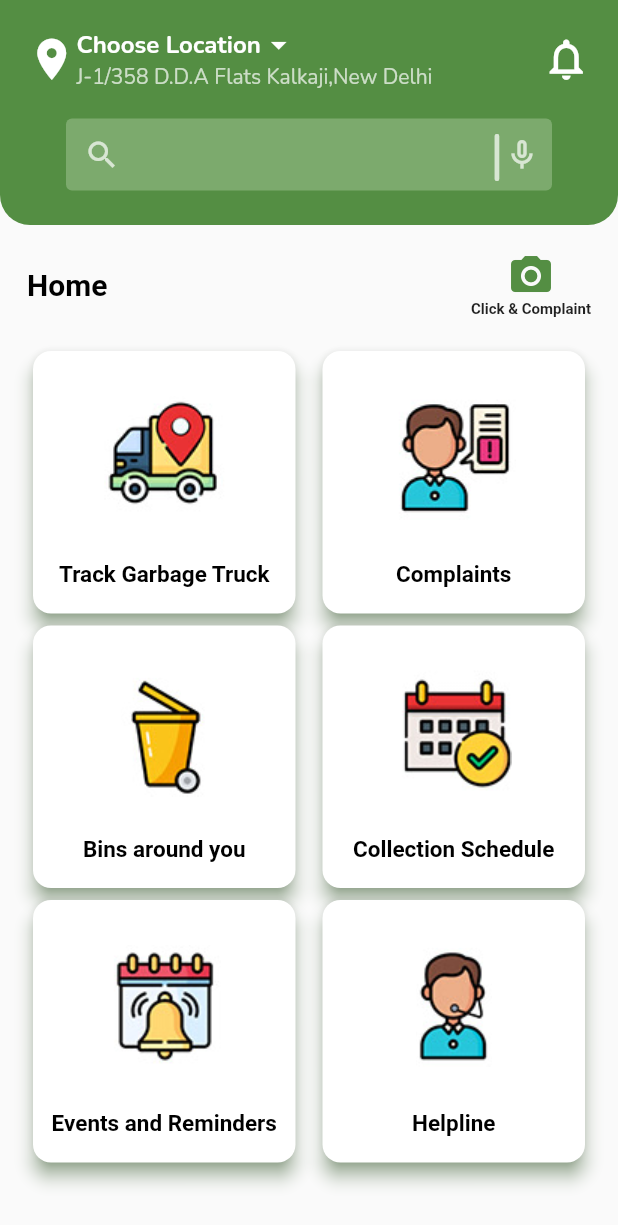
After one commit to rudranshsinghmahra/SmartBinSense, a Flutter app: the HomeScreen screen opened directly, on a phone screen of 412 x 824 dp. The commit adds this screen. Shown: the top 1225 px of the screen. Run offline on Flutter 3.47's test engine with Material 3 defaults, Android fonts, the phone set to English and light mode, and no system bars; our stand-ins replace font_awesome_flutter, google_fonts, introduction_screen, pin_code_fields.

Commit message:
onboarding_screen.dart and home_screen.dart created

```diff
--- /dev/null
+++ b/lib/views/home_screen.dart
@@ -0,0 +1,97 @@
+import 'package:flutter/material.dart';
+import 'package:google_fonts/google_fonts.dart';
+import 'package:smart_bin_sense/colors.dart';
+import 'package:smart_bin_sense/widgets/home_card/custom_home_card.dart';
+
+import '../widgets/appbar/custom_appbar.dart';
+
+class HomeScreen extends StatefulWidget {
+  const HomeScreen({super.key});
+
+  @override
+  State<HomeScreen> createState() => _HomeScreenState();
+}
+
+class _HomeScreenState extends State<HomeScreen> {
+  TextEditingController searchTextEditingController = TextEditingController();
+
+  @override
+  Widget build(BuildContext context) {
+    return SafeArea(
+      child: Scaffold(
+        appBar: PreferredSize(
+          preferredSize: const Size.fromHeight(150),
+          child: customAppBar(searchTextEditingController),
+        ),
+        body: Column(
+          children: [
+            Padding(
+              padding: const EdgeInsets.all(18.0),
+              child: Row(
+                mainAxisAlignment: MainAxisAlignment.spaceBetween,
+                children: [
+                  Text(
+                    "Home",
+                    style: GoogleFonts.roboto(
+                        color: Colors.black,
+                        fontWeight: FontWeight.bold,
+                        fontSize: 20),
+                  ),
+                  Column(
+                    children: [
+                      Icon(
+                        Icons.camera_alt,
+                        color: primary.shade600,
+                        size: 32,
+                      ),
+                      Text(
+                        "Click & Complaint",
+                        style: GoogleFonts.roboto(
+                            fontSize: 10, fontWeight: FontWeight.w600),
+                      )
+                    ],
+                  )
+                ],
+              ),
+            ),
+            Expanded(
+              child: Padding(
+                padding: const EdgeInsets.symmetric(horizontal: 18.0),
+                child: GridView(
+                  gridDelegate: const SliverGridDelegateWithFixedCrossAxisCount(
+                      crossAxisCount: 2, crossAxisSpacing: 10),
+                  children: [
+                    customHomeCard(
+                      image: "assets/images/track_truck.png",
+                      title: "Track Garbage Truck",
+                    ),
+                    customHomeCard(
+                      image: "assets/images/complaints.png",
+                      title: "Complaints",
+                    ),
+                    customHomeCard(
+                      image: "assets/images/bins_around.png",
+                      title: "Bins around you",
+                    ),
+                    customHomeCard(
+                      image: "assets/images/schedule.png",
+                      title: "Collection Schedule",
+                    ),
+                    customHomeCard(
+                      image: "assets/images/events_reminder.png",
+                      title: "Events and Reminders",
+                    ),
+                    customHomeCard(
+                      image: "assets/images/helpline.png",
+                      title: "Helpline",
+                    ),
+                  ],
+                ),
+              ),
+            )
+          ],
+        ),
+      ),
+    );
+  }
+}
--- /dev/null
+++ b/lib/widgets/appbar/custom_appbar.dart
@@ -0,0 +1,111 @@
+import 'package:flutter/material.dart';
+import 'package:google_fonts/google_fonts.dart';
+import 'package:smart_bin_sense/colors.dart';
+
+Widget customAppBar(TextEditingController searchTextEditingController) {
+  return Container(
+    height: 150,
+    width: double.infinity,
+    decoration: BoxDecoration(
+      color: primary.shade600,
+      borderRadius: const BorderRadius.only(
+        bottomLeft: Radius.circular(20),
+        bottomRight: Radius.circular(20),
+      ),
+    ),
+    child: Column(
+      children: [
+        Padding(
+          padding: const EdgeInsets.all(18.0),
+          child: Row(
+            mainAxisAlignment: MainAxisAlignment.spaceBetween,
+            children: [
+              Row(
+                children: [
+                  const Icon(
+                    Icons.location_on,
+                    color: Colors.white,
+                    size: 33,
+                  ),
+                  Column(
+                    crossAxisAlignment: CrossAxisAlignment.start,
+                    children: [
+                      Row(
+                        children: [
+                          Text(
+                            "Choose Location",
+                            style: GoogleFonts.nunito(
+                                fontWeight: FontWeight.bold,
+                                color: Colors.white,
+                                fontSize: 16),
+                          ),
+                          const Icon(
+                            Icons.arrow_drop_down_outlined,
+                            color: Colors.white,
+                          )
+                        ],
+                      ),
+                      Text(
+                        "J-1/358 D.D.A Flats Kalkaji,New Delhi",
+                        style: GoogleFonts.nunito(
+                            color: Colors.white70, fontSize: 14),
+                      )
+                    ],
+                  )
+                ],
+              ),
+              const Icon(
+                Icons.notifications_outlined,
+                color: Colors.white,
+                size: 33,
+              )
+            ],
+          ),
+        ),
+        Padding(
+          padding: const EdgeInsets.symmetric(horizontal: 44.0),
+          child: Row(
+            children: [
+              Expanded(
+                  child: TextField(
+                controller: searchTextEditingController,
+                style: GoogleFonts.nunito(color: Colors.white70),
+                decoration: InputDecoration(
+                  fillColor: const Color(0xff80ad72).withOpacity(0.9),
+                  filled: true,
+                  hintText: "Search",
+                  hintStyle: GoogleFonts.nunito(color: Colors.white70),
+                  enabledBorder: const OutlineInputBorder(
+                      borderSide: BorderSide(color: Colors.transparent)),
+                  prefixIcon: const Icon(
+                    Icons.search_outlined,
+                    color: Colors.white70,
+                  ),
+                  suffixIcon: Row(
+                    mainAxisAlignment: MainAxisAlignment.end,
+                    children: [
+                      Text(
+                        "|",
+                        style: GoogleFonts.nunito(
+                            fontSize: 35, color: Colors.white70),
+                      ),
+                      const Padding(
+                        padding: EdgeInsets.only(right: 8.0),
+                        child: Icon(
+                          Icons.mic_none_outlined,
+                          color: Colors.white70,
+                        ),
+                      ),
+                    ],
+                  ),
+                  contentPadding: EdgeInsets.zero,
+                  border: const OutlineInputBorder(),
+                ),
+              ))
+            ],
+          ),
+        )
+      ],
+    ),
+  );
+}
--- /dev/null
+++ b/lib/widgets/home_card/custom_home_card.dart
@@ -0,0 +1,27 @@
+import 'package:flutter/material.dart';
+import 'package:google_fonts/google_fonts.dart';
+import 'package:smart_bin_sense/colors.dart';
+
+Widget customHomeCard({required String image, required String title}) {
+  return Card(
+    shape: RoundedRectangleBorder(
+      borderRadius: BorderRadius.circular(12)
+    ),
+    elevation: 5,
+    shadowColor: primary.shade600,
+    child: Column(
+      children: [
+        SizedBox(height: 140, width: 140, child: Image.asset(image)),
+        Text(
+          title,
+          style: GoogleFonts.roboto(
+            color: Colors.black,
+            fontSize: 15,
+            fontWeight: FontWeight.w600,
+          ),
+          textAlign: TextAlign.center,
+        )
+      ],
+    ),
+  );
+}
--- a/pubspec.yaml
+++ b/pubspec.yaml
@@ -38,6 +38,7 @@ dependencies:
   google_fonts: ^6.1.0
   font_awesome_flutter: ^10.6.0
   pin_code_fields: ^8.0.1
+  introduction_screen: ^3.1.12
 
 dev_dependencies:
   flutter_test:
```
Also changed, not shown: lib/views/log_in_screen.dart (+20 -9 lines), lib/views/onboarding_screen.dart (added, +132 -0 lines), lib/views/otp_verify_screen.dart (+8 -1 lines), assets/images/bins_around.png (added), assets/images/complaints.png (added), assets/images/events_reminder.png (added), assets/images/helpline.png (added), assets/images/onboarding_image_one.jpg (added), assets/images/schedule.png (added), assets/images/track_truck.png (added), pubspec.lock.
